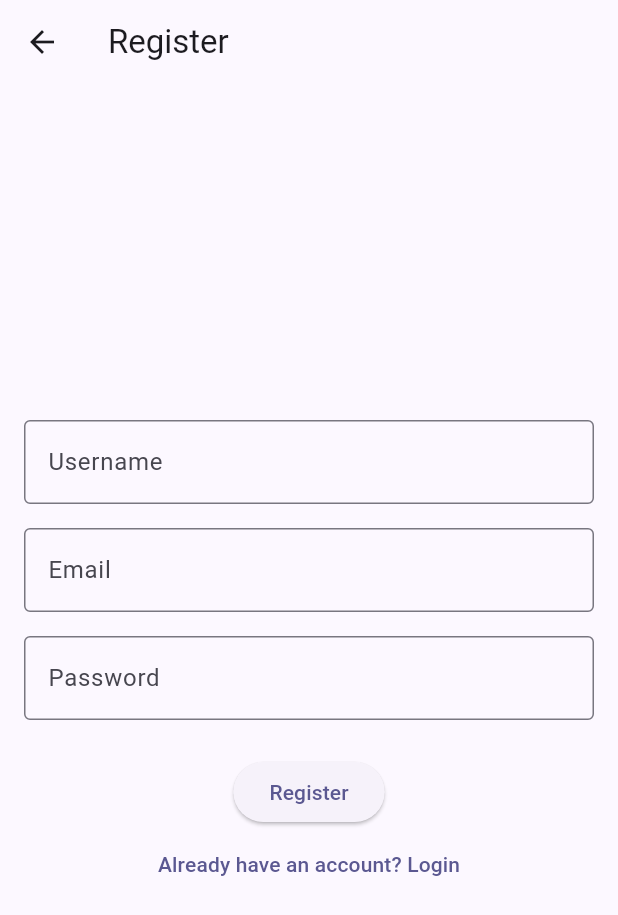
After one commit to eby8zevin/testMobile-BTS.id, a Flutter app: the RegisterPage screen opened directly, on a phone screen of 412 x 824 dp. The commit adds this screen. Shown: the top 915 px of the screen. Run offline on Flutter 3.47's test engine with Material 3 defaults, Android fonts, the phone set to English and light mode, and no system bars; our stand-ins replace dio, flutter_easyloading, get_storage; accounts and stored records are empty; network calls fail.

Commit message:
November 12, 2024

```diff
--- /dev/null
+++ b/lib/models/login_dto.dart
@@ -0,0 +1,23 @@
+class LoginDto {
+  final String username;
+  final String password;
+
+  LoginDto({
+    required this.username,
+    required this.password,
+  });
+
+  Map<String, dynamic> toJson() {
+    return {
+      'username': username,
+      'password': password,
+    };
+  }
+
+  factory LoginDto.fromJson(Map<String, dynamic> json) {
+    return LoginDto(
+      username: json['username'],
+      password: json['password'],
+    );
+  }
+}
--- /dev/null
+++ b/lib/models/register_dto.dart
@@ -0,0 +1,27 @@
+class RegisterDto {
+  final String email;
+  final String password;
+  final String username;
+
+  RegisterDto({
+    required this.email,
+    required this.password,
+    required this.username,
+  });
+
+  Map<String, dynamic> toJson() {
+    return {
+      'email': email,
+      'password': password,
+      'username': username,
+    };
+  }
+
+  factory RegisterDto.fromJson(Map<String, dynamic> json) {
+    return RegisterDto(
+      email: json['email'],
+      password: json['password'],
+      username: json['username'],
+    );
+  }
+}
--- /dev/null
+++ b/lib/ui/register_page.dart
@@ -0,0 +1,63 @@
+import 'package:flutter/material.dart';
+
+class RegisterPage extends StatelessWidget {
+  final TextEditingController usernameController = TextEditingController();
+  final TextEditingController emailController = TextEditingController();
+  final TextEditingController passwordController = TextEditingController();
+
+  RegisterPage({super.key});
+
+  @override
+  Widget build(BuildContext context) {
+    return Scaffold(
+      appBar: AppBar(
+        title: const Text('Register'),
+      ),
+      body: Padding(
+        padding: const EdgeInsets.all(16.0),
+        child: Column(
+          mainAxisAlignment: MainAxisAlignment.center,
+          children: [
+            TextField(
+              controller: usernameController,
+              decoration: const InputDecoration(
+                labelText: 'Username',
+                border: OutlineInputBorder(),
+              ),
+            ),
+            const SizedBox(height: 16.0),
+            TextField(
+              controller: emailController,
+              decoration: const InputDecoration(
+                labelText: 'Email',
+                border: OutlineInputBorder(),
+              ),
+            ),
+            const SizedBox(height: 16.0),
+            TextField(
+              controller: passwordController,
+              obscureText: true,
+              decoration: const InputDecoration(
+                labelText: 'Password',
+                border: OutlineInputBorder(),
+              ),
+            ),
+            const SizedBox(height: 24.0),
+            ElevatedButton(
+              onPressed: () {
+                // Add register functionality here
+              },
+              child: const Text('Register'),
+            ),
+            TextButton(
+              onPressed: () {
+                Navigator.pop(context);
+              },
+              child: const Text('Already have an account? Login'),
+            ),
+          ],
+        ),
+      ),
+    );
+  }
+}
--- a/pubspec.yaml
+++ b/pubspec.yaml
@@ -35,6 +35,9 @@ dependencies:
   # The following adds the Cupertino Icons font to your application.
   # Use with the CupertinoIcons class for iOS style icons.
   cupertino_icons: ^1.0.8
+  dio: ^5.7.0
+  get_storage: ^2.1.1
+  flutter_easyloading: ^3.0.5
 
 dev_dependencies:
   flutter_test:
```
Also changed, not shown: lib/api/api_service.dart (added, +75 -0 lines), lib/constants/colors.dart (added, +9 -0 lines), lib/main.dart (+50 -87 lines), lib/models/checklist.dart (added, +35 -0 lines), lib/models/checklistitem.dart (added, +27 -0 lines), lib/ui/home_page.dart (added, +168 -0 lines), lib/ui/login_page.dart (added, +92 -0 lines), lib/utils/storage.dart (added, +14 -0 lines), lib/widgets/todo_item.dart (added, +66 -0 lines), pubspec.lock, 2 other files.
